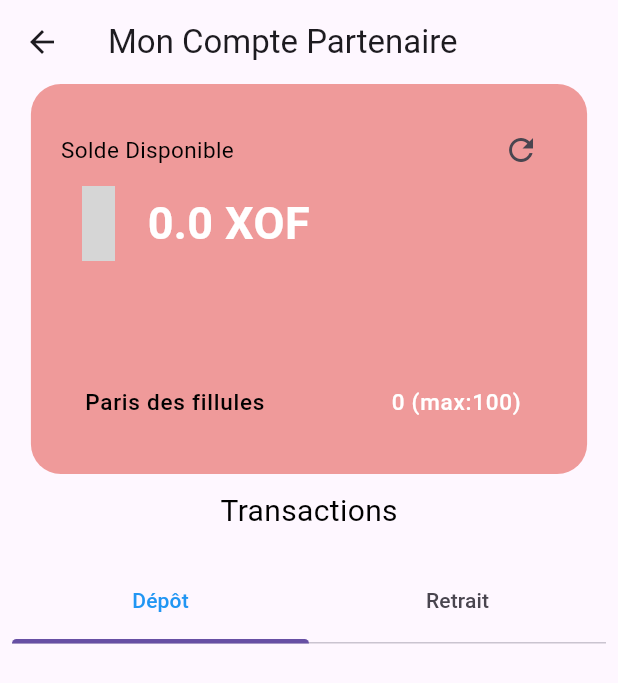
After one commit to bienvenuFanagnon/konami, a Flutter app: the ComptePartenaire screen opened directly, on a phone screen of 412 x 824 dp. The commit adds this screen. Shown: the top 683 px of the screen. Run offline on Flutter 3.47's test engine with Material 3 defaults, Android fonts, the phone set to English and light mode, and no system bars; drawn by our look-alikes of contained_tab_bar_view; our stand-ins replace awesome_dialog, badges, carousel_slider, cloud_firestore, csc_picker, firebase_auth and 7 more; missing offline and left inert: flutter_ticket, flutter_timer_countdown, pulp_flash; accounts and stored records are empty; grey boxes are pictures that could not be loaded.

Commit message:
update v8

```diff
--- a/lib/pages/details/pari_details.dart
+++ b/lib/pages/details/pari_details.dart
@@ -8,6 +8,7 @@ import '../../models/soccers_models.dart';
 import '../../providers/equipe_provider.dart';
 import '../../providers/providers.dart';
 import '../match.dart';
+import '../profil/wallet/homeWallet.dart';
 
 class DetailsPari extends StatefulWidget {
   final Pari pari;
@@ -126,7 +127,10 @@ class _DetailsPariState extends State<DetailsPari> with WidgetsBindingObserver
                 ),
                 const SizedBox(height: 10),
                 ElevatedButton(
-                  onPressed: () {},
+                  onPressed: () {
+                    Navigator.push(context, MaterialPageRoute(builder: (context) => HomeWallet(),));
+
+                  },
                   child: Row(
                     mainAxisSize: MainAxisSize.min,
                     children: [
--- /dev/null
+++ b/lib/pages/profil/compe_partenaire/comptePartenaire.dart
@@ -0,0 +1,160 @@
+import 'dart:math';
+
+import 'package:contained_tab_bar_view/contained_tab_bar_view.dart';
+import 'package:flutter/material.dart';
+import 'package:flutter_vector_icons/flutter_vector_icons.dart';
+import 'package:konami_bet/pages/profil/wallet/transactabBars/DepotPage.dart';
+import 'package:konami_bet/pages/profil/wallet/transactabBars/retraitPage.dart';
+import 'package:konami_bet/pages/profil/wallet/transactabBars/transacDepot.dart';
+import 'package:konami_bet/pages/profil/wallet/transactabBars/transacRetrait.dart';
+
+import '../../../models/soccers_models.dart';
+import '../../../providers/equipe_provider.dart';
+import '../../../providers/providers.dart';
+import 'package:provider/provider.dart';
+
+class ComptePartenaire extends StatefulWidget {
+  const ComptePartenaire({super.key});
+
+  @override
+  State<ComptePartenaire> createState() => _HomeWalletState();
+}
+
+class _HomeWalletState extends State<ComptePartenaire> {
+  late ServiceProvider serviceProvider =
+  Provider.of<ServiceProvider>(context, listen: false);
+  late EquipeProvider equipeProvider =
+  Provider.of<EquipeProvider>(context, listen: false);
+
+  final _formKey = GlobalKey<FormState>();
+  final _montantController = TextEditingController();
+
+
+
+
+  @override
+  Widget build(BuildContext context) {
+    double height = MediaQuery.of(context).size.height;
+    double width = MediaQuery.of(context).size.width;
+    return RefreshIndicator(
+      onRefresh: ()async {
+        setState(() {
+
+        });
+      },
+      child: Scaffold(
+        appBar: AppBar(
+          title: Text('Mon Compte Partenaire'),
+        ),
+        body: Center(
+          child: SingleChildScrollView(
+            child: Column(
+                crossAxisAlignment: CrossAxisAlignment.center,
+                children: <Widget>[
+                  Container(
+                    // alignment: Alignment.center,
+                    width: width*0.9,
+                    // height:220 ,
+                    decoration: BoxDecoration(
+                        color: Colors.red.shade200,
+                        borderRadius: BorderRadius.all(Radius.circular(20))
+                    ),
+                    child: Padding(
+                      padding: const EdgeInsets.all(20.0),
+                      child: Column(
+                        mainAxisAlignment: MainAxisAlignment.start,
+                        crossAxisAlignment: CrossAxisAlignment.start,
+                        children: <Widget>[
+                          Row(
+                            mainAxisAlignment: MainAxisAlignment.spaceBetween,
+                            children: [
+                              Text("Solde Disponible",style: TextStyle(color: Colors.black,fontSize: 15),),
+                              IconButton(onPressed: () {
+                                setState(() {
+
+                                });
+                              }, icon: Icon(Icons.refresh))
+                            ],
+                          ),
+                          Row(
+                            children: [
+                              Icon(Entypo.wallet,size: 50,),
+                              StreamBuilder<Utilisateur>(
+                                  stream: serviceProvider.getOnLyStreamUser(serviceProvider.loginUser.id_db!),
+                                  builder: (BuildContext context,
+                                      AsyncSnapshot snapshot) {
+                                    if (snapshot.hasData) {
+                                      Utilisateur user=snapshot.data;
+                                      return Text(
+                                        ' ${user.montant_compte_parrain} XOF',
+                                        style: TextStyle(
+                                            fontSize: 30,
+                                            color: Colors.white,
+                                            fontWeight: FontWeight.w600
+                                        ),
+                                      );
+                                    } else if (snapshot.hasError) {
+                                      return Icon(Icons.error_outline);
+                                    } else {
+                                      return CircularProgressIndicator();
+                                    }
+                                  }),
+                            ],
+                          ),
+                          SizedBox(height: 10,),
+
+                          ListTile(
+                            leading:Text("${serviceProvider.loginUser.nom!}".toUpperCase(),style: TextStyle(color: Colors.white,fontSize: 15),),
+
+                            trailing:  Text("${serviceProvider.loginUser.prenom!}".toUpperCase(),style: TextStyle(color: Colors.white,fontSize: 15),),
+                          ),
+                          ListTile(
+                            leading:Text("Paris des fillules",style: TextStyle(color: Colors.black,fontSize: 15),),
+
+                            trailing:  Text("${serviceProvider.loginUser.nombre_pari_parrainage!} (max:100)",style: TextStyle(color: Colors.white,fontSize: 15),),
+                          )
+
+                        ],
+                      ),
+                    ),
+                  ),
+                  SizedBox(height: 10,),
+                  Text("Transactions",style: TextStyle(color: Colors.black,fontSize: 20),),
+                  SizedBox(height: 10,),
+                  Center(
+                    child: Padding(
+                      padding: const EdgeInsets.all(8.0),
+                      child: Container(
+                        height: height*0.57,
+                        width: width,
+                        child:
+                        Center(
+                          child: ContainedTabBarView(
+
+                            tabs: [
+                              Text('Dépôt'),
+                              Text('Retrait'),
+
+                            ],
+                            views: [
+                              TransactionDepot(typeCompte: TypeCompte.PARTENAIRE.name,),
+                              TransactionRetrait(typeCompte: TypeCompte.PARTENAIRE.name,),
+
+                            ],
+                            onChange: (index) => print(index),
+                          ),
+                        ),
+
+
+                      ),
+                    ),
+                  ),
+
+                ]
+            ),
+          ),
+        ),
+      ),
+    );
+  }
+}
--- a/lib/pages/profil/profile.dart
+++ b/lib/pages/profil/profile.dart
@@ -10,6 +10,7 @@ import 'package:provider/provider.dart';
 
 import '../../providers/equipe_provider.dart';
 import '../../providers/providers.dart';
+import 'compe_partenaire/comptePartenaire.dart';
 
 
 class Profil extends StatefulWidget {
@@ -99,6 +100,7 @@ class _ProfilState extends State<Profil> {
 
               ],
             ),
+            /*
             Padding(
               padding: const EdgeInsets.all(20.0),
               child: Container(
@@ -113,6 +115,8 @@ class _ProfilState extends State<Profil> {
               ),
             ),
 
+
+             */
             SizedBox(height: 20),
 
             Padding(
@@ -163,6 +167,9 @@ class _ProfilState extends State<Profil> {
                   onPressed: () {
                     if (!serviceProvider.loginUser.is_partenaire!) {
                       Navigator.push(context, MaterialPageRoute(builder: (context) => DevenirPartenaire(),));
+
+                    }else{
+                      Navigator.push(context, MaterialPageRoute(builder: (context) => ComptePartenaire(),));
 
                     }
                     // Navigator.pushNamed(context, "/subscription");
@@ -295,7 +302,7 @@ class _ProfilState extends State<Profil> {
                     backgroundColor: Color(0xFFF5F6F9),
                   ),
                   onPressed: () {
-                    Navigator.push(context, MaterialPageRoute(builder: (context) => HomeWallet(),));
+                  //  Navigator.push(context, MaterialPageRoute(builder: (context) => HomeWallet(),));
                     // Navigator.pushNamed(context, "/subscription");
 
 
@@ -327,7 +334,7 @@ class _ProfilState extends State<Profil> {
                     backgroundColor: Color(0xFFF5F6F9),
                   ),
                   onPressed: () {
-                    Navigator.push(context, MaterialPageRoute(builder: (context) => HomeWallet(),));
+                  //  Navigator.push(context, MaterialPageRoute(builder: (context) => HomeWallet(),));
                     // Navigator.pushNamed(context, "/subscription");
 
 
--- a/lib/pages/profil/wallet/homeWallet.dart
+++ b/lib/pages/profil/wallet/homeWallet.dart
@@ -181,8 +181,8 @@ class _HomeWalletState extends State<HomeWallet> {
 
                           ],
                           views: [
-                            TransactionDepot(),
-                            TransactionRetrait(),
+                            TransactionDepot(typeCompte: TypeCompte.PARTICULIER.name,),
+                            TransactionRetrait(typeCompte: TypeCompte.PARTICULIER.name,),
 
                           ],
                           onChange: (index) => print(index),
--- a/lib/pages/profil/wallet/transactabBars/transacDepot.dart
+++ b/lib/pages/profil/wallet/transactabBars/transacDepot.dart
@@ -13,7 +13,8 @@ import '../../../../providers/providers.dart';
 
 
 class TransactionDepot extends StatefulWidget {
-  const TransactionDepot({super.key});
+  final String typeCompte;
+  const TransactionDepot({super.key, required this.typeCompte});
 
   @override
   State<TransactionDepot> createState() => _AllPariState();
@@ -118,7 +119,7 @@ class _AllPariState extends State<TransactionDepot> {
     double width = MediaQuery.of(context).size.width;
     return Center(
       child: StreamBuilder<List<TransactionData>>(
-          stream: equipeProvider.getUserTransactionDepot(serviceProvider.loginUser.id_db!),
+          stream: equipeProvider.getUserTransactionDepot(serviceProvider.loginUser.id_db!,widget.typeCompte),
           builder: (BuildContext context, AsyncSnapshot snapshot) {
 
             if (snapshot.hasData) {
--- a/lib/pages/profil/wallet/transactabBars/transacRetrait.dart
+++ b/lib/pages/profil/wallet/transactabBars/transacRetrait.dart
@@ -13,7 +13,9 @@ import '../../../../providers/providers.dart';
 
 
 class TransactionRetrait extends StatefulWidget {
-  const TransactionRetrait({super.key});
+  final String typeCompte;
+
+  const TransactionRetrait({super.key, required this.typeCompte});
 
   @override
   State<TransactionRetrait> createState() => _AllPariState();
@@ -114,7 +116,7 @@ class _AllPariState extends State<TransactionRetrait> {
     double width = MediaQuery.of(context).size.width;
     return Center(
       child: StreamBuilder<List<TransactionData>>(
-          stream: equipeProvider.getUserTransactionRetrait(serviceProvider.loginUser.id_db!),
+          stream: equipeProvider.getUserTransactionRetrait(serviceProvider.loginUser.id_db!,widget.typeCompte),
           builder: (BuildContext context, AsyncSnapshot snapshot) {
 
             if (snapshot.hasData) {
--- a/lib/pages/store/teamsSelected.dart
+++ b/lib/pages/store/teamsSelected.dart
@@ -12,6 +12,7 @@ import '../../providers/providers.dart';
 import 'package:badges/badges.dart' as badges;
 
 import '../categories/football.dart';
+import '../profil/wallet/homeWallet.dart';
 
 class TeamSelectedPage extends StatefulWidget {
   @override
@@ -83,7 +84,10 @@ class _TeamSelectedPageState extends State<TeamSelectedPage> {
                 ),
                 const SizedBox(height: 10),
                 ElevatedButton(
-                  onPressed: () {},
+                  onPressed: () {
+                    Navigator.push(context, MaterialPageRoute(builder: (context) => HomeWallet(),));
+
+                  },
                   child: Row(
                     mainAxisSize: MainAxisSize.min,
                     children: [
--- a/lib/providers/equipe_provider.dart
+++ b/lib/providers/equipe_provider.dart
@@ -819,13 +819,13 @@ class EquipeProvider extends ChangeNotifier {
     }
     return id;
   }
-  Stream<List<TransactionData>> getUserTransactionDepot(String user_id) async* {
+  Stream<List<TransactionData>> getUserTransactionDepot(String user_id,String type_compte) async* {
     print("Transactions");
     var pariStream = FirebaseFirestore.instance.collection('Transactions')
     // .where("entreprise_id",isEqualTo:'${entrepriseId}')
 
         .where("type",isEqualTo:'${TypeTransaction.DEPOT.name}')
-        .where("type_compte",isEqualTo:'${TypeCompte.PARTICULIER.name}')
+        .where("type_compte",isEqualTo:'${type_compte}')
     // .orderBy("status")
         .where( 'user_id', isEqualTo:  user_id! )// Order by status first
         .orderBy("createdAt", descending: true)
@@ -837,7 +837,7 @@ class EquipeProvider extends ChangeNotifier {
     listPari =[];
     //  UserData userData=UserData();
     await for (var snapshot in pariStream) {
-    //  transactions = [];
+      transactions = [];
       listPari =[];
 
       for (var trans in snapshot.docs) {
@@ -871,12 +871,12 @@ class EquipeProvider extends ChangeNotifier {
     }
   }
 
-  Stream<List<TransactionData>> getUserTransactionRetrait(String user_id) async* {
+  Stream<List<TransactionData>> getUserTransactionRetrait(String user_id,String type_compte) async* {
     var pariStream = FirebaseFirestore.instance.collection('Transactions')
     // .where("entreprise_id",isEqualTo:'${entrepriseId}')
 
         .where("type",isEqualTo:'${TypeTransaction.RETRAIT.name}')
-        .where("type_compte",isEqualTo:'${TypeCompte.PARTICULIER.name}')
+        .where("type_compte",isEqualTo:'${type_compte}')
 
     // .orderBy("status")
         .where( 'user_id', isEqualTo:  user_id! )// Order by status first
```
